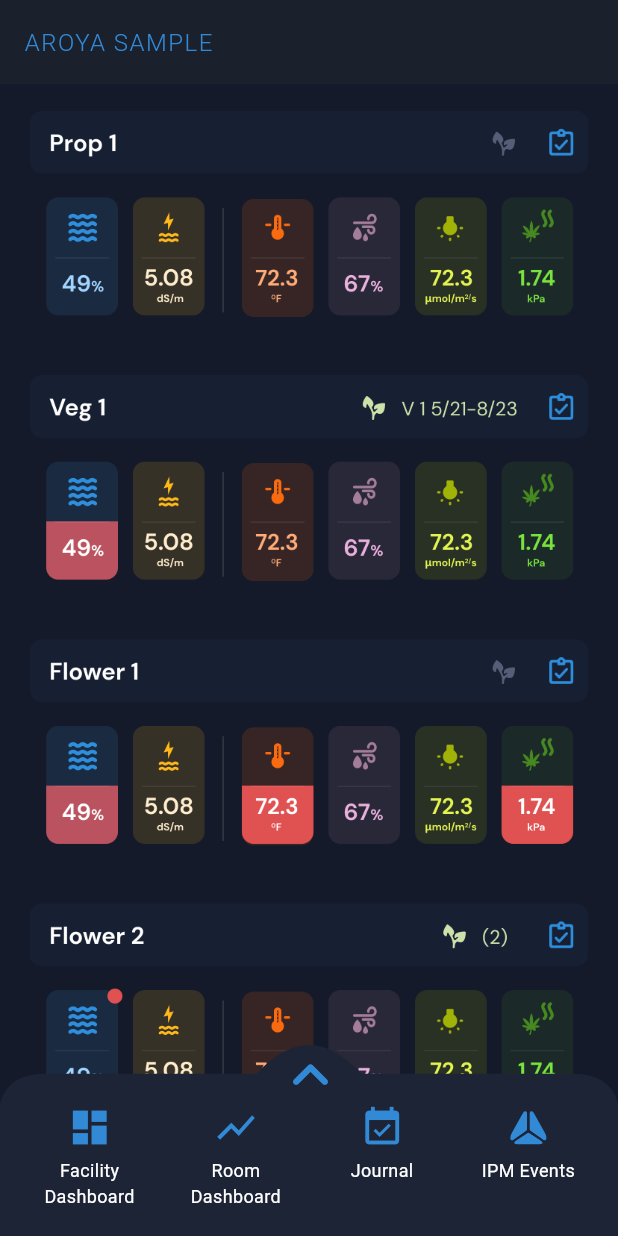
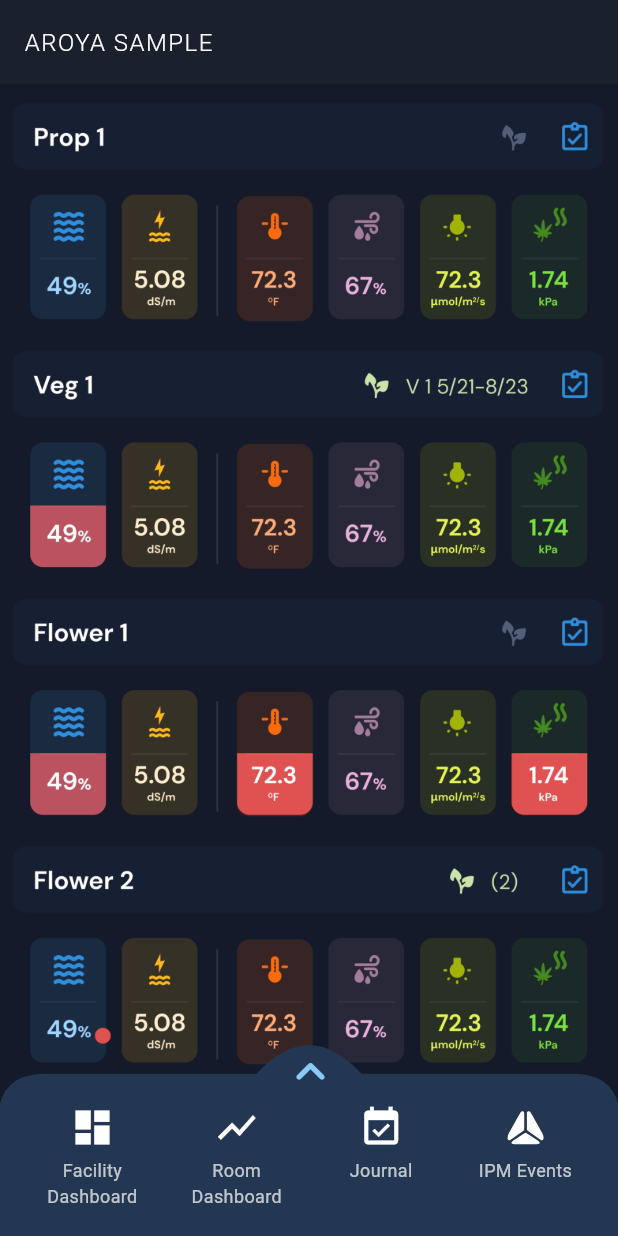
Before and after one commit to HaseefMohommed/Flutter-Syncfusion, a Flutter app: the screen it shows after launch, on a phone screen of 412 x 824 dp. Run offline on Flutter 3.47's test engine with Material 3 defaults, Android fonts, the phone set to English and light mode, and no system bars; our stand-ins replace bloc, flutter_bloc, flutter_svg, freezed_annotation, syncfusion_flutter_charts.

Commit message:
UI/UX changes

```diff
--- a/lib/features/dashboard/dashboard_screen.dart
+++ b/lib/features/dashboard/dashboard_screen.dart
@@ -3,9 +3,14 @@
 import '../../theme/theme_colors.dart';
 import 'widgets/dashboard_custom_bottom_sheet.dart';
 
-class DashboardScreen extends StatelessWidget {
+class DashboardScreen extends StatefulWidget {
   const DashboardScreen({super.key});
 
+  @override
+  State<DashboardScreen> createState() => _DashboardScreenState();
+}
+
+class _DashboardScreenState extends State<DashboardScreen> {
   @override
   Widget build(BuildContext context) {
     return Scaffold(
@@ -20,21 +25,9 @@
           ),
         ),
       ),
-      body: Stack(
+      body: DashboardCustomBottomSheet(
         children: [
-          SingleChildScrollView(
-            child: Column(
-              children: [
-                _buildSampleBackground(),
-              ],
-            ),
-          ),
-          Column(
-            mainAxisAlignment: MainAxisAlignment.end,
-            children: [
-              Expanded(child: CustomBottomSheet()),
-            ],
-          ),
+          _buildSampleBackground(),
         ],
       ),
     );
--- a/lib/features/dashboard/widgets/dashboard_custom_bottom_sheet.dart
+++ b/lib/features/dashboard/widgets/dashboard_custom_bottom_sheet.dart
@@ -4,17 +4,23 @@
 
 import '../../../theme/theme_colors.dart';
 
-class CustomBottomSheet extends StatefulWidget {
-  final DraggableScrollableController scrollController =
+class DashboardCustomBottomSheet extends StatefulWidget {
+  final DraggableScrollableController _scrollController =
       DraggableScrollableController();
 
-  CustomBottomSheet({super.key});
+  final List<Widget> children;
+
+  DashboardCustomBottomSheet({
+    super.key,
+    required this.children,
+  });
 
   @override
-  State<CustomBottomSheet> createState() => _CustomBottomSheetState();
+  State<DashboardCustomBottomSheet> createState() =>
+      _DashboardCustomBottomSheetState();
 }
 
-class _CustomBottomSheetState extends State<CustomBottomSheet>
+class _DashboardCustomBottomSheetState extends State<DashboardCustomBottomSheet>
     with SingleTickerProviderStateMixin {
   bool isExpanded = false;
   static const double minimumSize = 0.18;
@@ -23,20 +29,105 @@
   @override
   void initState() {
     super.initState();
-    widget.scrollController.addListener(_handleSheetExpansion);
+    widget._scrollController.addListener(_handleSheetExpansion);
   }
 
   @override
   void dispose() {
-    widget.scrollController.removeListener(_handleSheetExpansion);
+    widget._scrollController.removeListener(_handleSheetExpansion);
     super.dispose();
   }
 
   @override
   Widget build(BuildContext context) {
+    return Stack(
+      children: [
+        SingleChildScrollView(
+          child: Column(
+            children: [
+              ...widget.children,
+              const SizedBox(height: 150),
+            ],
+          ),
+        ),
+        isExpanded
+            ? GestureDetector(
+                onTap: () {
+                  debugPrint('tapped');
+                  _animateSheetExpansion(
+                    null,
+                    null,
+                    isExpanded,
+                    widget._scrollController,
+                    () {
+                      setState(() {
+                        isExpanded = !isExpanded;
+                      });
+                    },
+                  );
+                },
+                child: AnimatedContainer(
+                  // animation duration for darkening the background
+                  duration: const Duration(milliseconds: 250),
+                  color: isExpanded
+                      ? Colors.black.withOpacity(0.5)
+                      : Colors.black.withOpacity(0.0),
+                ),
+              )
+            : Container(),
+        Column(
+          mainAxisAlignment: MainAxisAlignment.end,
+          children: [
+            Expanded(child: _buildDraggableBottomSheet()),
+          ],
+        ),
+      ],
+    );
+  }
+
+  void _animateSheetExpansion(
+    int? tappedIndex,
+    int? index,
+    bool isExpanded,
+    DraggableScrollableController scrollController,
+    Function onTap,
+  ) async {
+    // animate the tapped icon only if it is clicked
+    if (tappedIndex != null && index != null) {
+      setState(() {
+        tappedIndex = index;
+      });
+      await Future.delayed(const Duration(milliseconds: 150), () {
+        setState(() {
+          tappedIndex = -1;
+        });
+      });
+    }
+
+    if (isExpanded) {
+      await scrollController.animateTo(
+        minimumSize,
+        duration: const Duration(milliseconds: 100),
+        curve: Curves.easeInOut,
+      );
+      await Future.delayed(
+        const Duration(milliseconds: 180),
+      );
+    }
+
+    await Future.delayed(
+      const Duration(milliseconds: 90),
+    );
+
+    if (tappedIndex != null && index != null) {
+      onTap();
+    }
+  }
+
+  Widget _buildDraggableBottomSheet() {
     return DraggableScrollableSheet(
       maxChildSize: maximumSize,
-      controller: widget.scrollController,
+      controller: widget._scrollController,
       initialChildSize: minimumSize,
       minChildSize: minimumSize,
       snapSizes: const [minimumSize, maximumSize],
@@ -76,7 +167,7 @@
                         const SizedBox(height: 40),
                         DashboardCustomBottomSheetIconGrid(
                           isExpanded: isExpanded,
-                          scrollController: widget.scrollController,
+                          scrollController: widget._scrollController,
                           minimumSize: minimumSize,
                         ),
                       ],
@@ -94,8 +185,8 @@
 
   Widget _responsiveExpandIndicator() {
     return Positioned(
-      top: 5,
-      left: MediaQuery.of(context).size.width / 2 - 25,
+      top: 8,
+      left: MediaQuery.of(context).size.width / 2 - 20,
       child: GestureDetector(
         onTap: () {
           setState(() {
@@ -104,16 +195,16 @@
         },
         child: AnimatedRotation(
           turns: !isExpanded ? 0.0 : 0.5,
-          duration: const Duration(milliseconds: 120),
+          duration: const Duration(milliseconds: 150),
           child: Container(
             decoration: BoxDecoration(
               color: ThemeColors.bottomSheetColor,
               shape: BoxShape.circle,
             ),
-            child: Icon(
+            child: const Icon(
               Icons.keyboard_arrow_up_rounded,
-              size: 50,
-              color: ThemeColors.iconColor,
+              size: 40,
+              color: Color(0xFF89C9FF),
             ),
           ),
         ),
@@ -122,7 +213,7 @@
   }
 
   void _handleSheetExpansion() {
-    final double currentSize = widget.scrollController.size;
+    final double currentSize = widget._scrollController.size;
 
     if (currentSize >= (maximumSize - maximumSize * 0.25) && !isExpanded) {
       setState(() {
--- a/lib/features/dashboard/widgets/dashboard_custom_bottom_sheet_icon_grid.dart
+++ b/lib/features/dashboard/widgets/dashboard_custom_bottom_sheet_icon_grid.dart
@@ -30,8 +30,8 @@
       crossAxisCount: 4,
       shrinkWrap: true,
       physics: const NeverScrollableScrollPhysics(),
-      mainAxisSpacing: 00,
-      crossAxisSpacing: 10,
+      mainAxisSpacing: 0,
+      crossAxisSpacing: 5,
       padding: const EdgeInsets.symmetric(vertical: 10, horizontal: 15),
       children: List.generate(10, (index) {
         Function onTap = () {};
--- a/lib/theme/theme_colors.dart
+++ b/lib/theme/theme_colors.dart
@@ -3,8 +3,10 @@
 class ThemeColors {
   static Color primaryColor = const Color(0xFF1B202D);
   static Color buttonBorderColor = const Color(0xFF338EDC);
-  static Color iconColor = const Color(0xFF328AD7);
-  static Color textColor = const Color(0xFFFFFFFF);
-  static Color bottomSheetColor = const Color(0xFF1D2436);
+  // static Color iconColor = const Color(0xFF328AD7);
+  // static Color textColor = const Color.fromARGB(255, 255, 255, 255);
+  static Color iconColor = const Color(0xFFFFFFFF);
+  static Color textColor = const Color.fromRGBO(255, 255, 255, 0.722);
+  static Color bottomSheetColor = const Color(0xFF243752);
   final Color buttonBackgroundColor = const Color(0xFF338EDC).withOpacity(0.16);
 }
```
Also changed, not shown: assets/png/dashboard_sample_screenshot.png.
